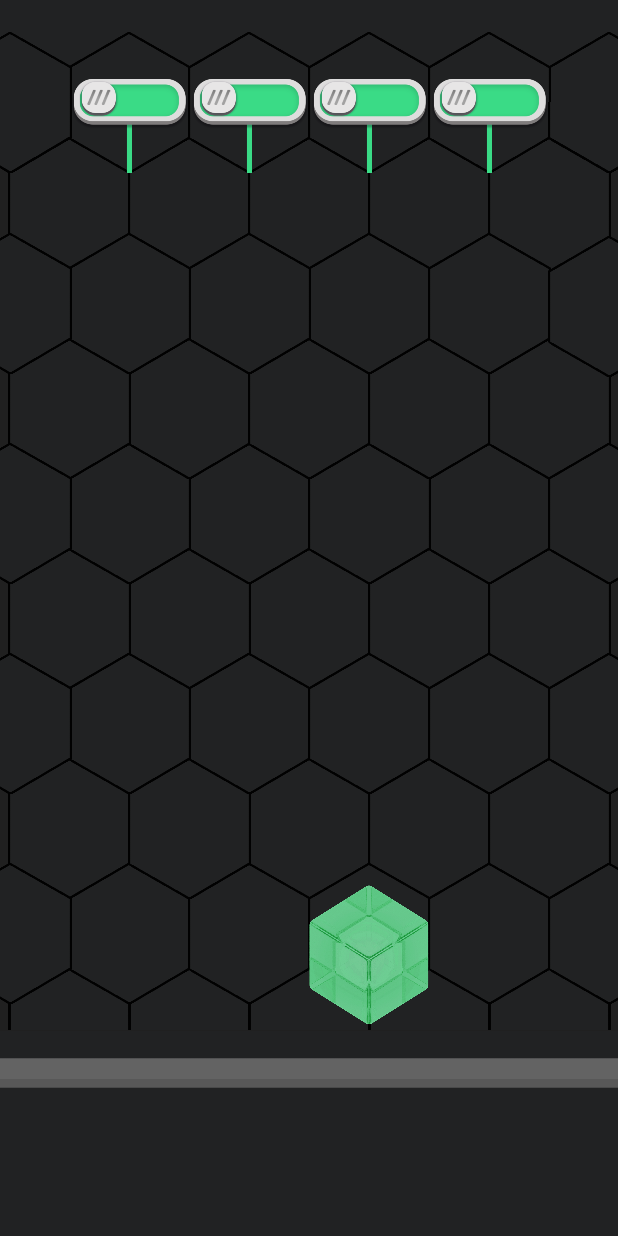
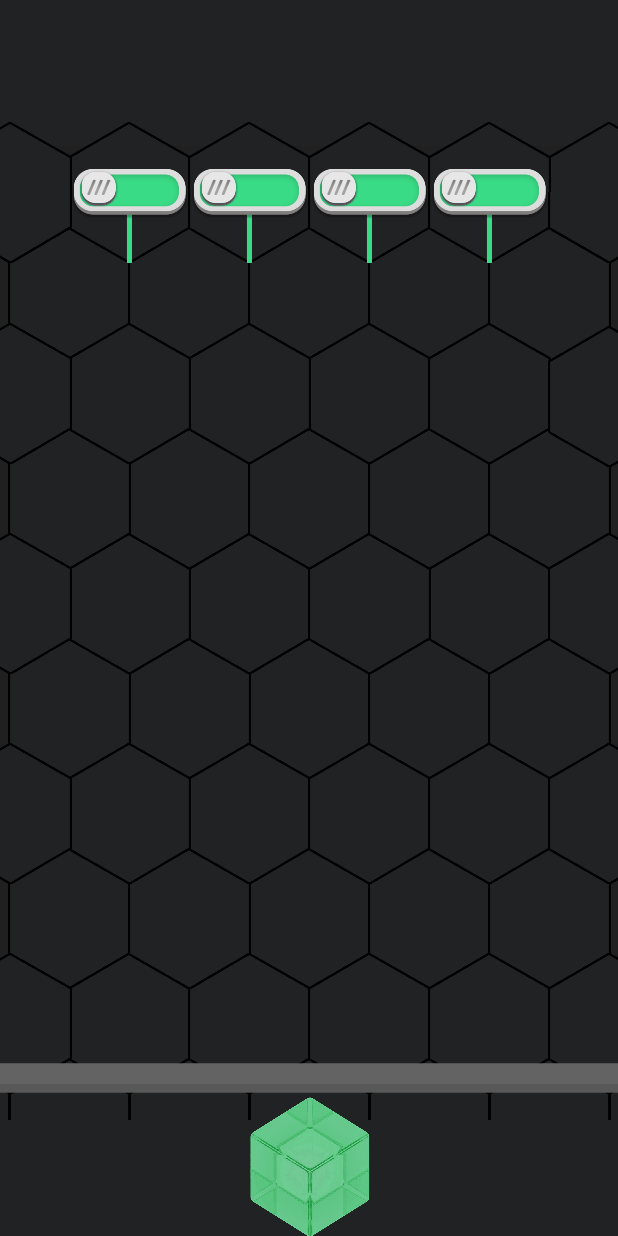
Before and after one commit to knloomis/PocketLogic_CSUCI_Spring2018, an Android app: the gameplay screen opened directly, with no data from a screen before it, on a phone screen of 412 x 824 dp. Run offline under Robolectric (Android 15) with nearby library versions, the phone set to English and light mode, and no system bars; 4 statements that could not run were skipped.

Commit message:
Modifying old gameplay.xml layout
In progress work on gameplay layout. Current change shifts the grid down one row, in preparation for adding the action bar

```diff
--- a/app/src/main/java/com/pocketlogic/pocketlogic/gameplay.java
+++ b/app/src/main/java/com/pocketlogic/pocketlogic/gameplay.java
@@ -7,14 +7,11 @@ import android.graphics.Color;
 import android.graphics.Paint;
 import android.graphics.PorterDuff;
 import android.graphics.drawable.BitmapDrawable;
-import android.media.Image;
 import android.support.design.widget.NavigationView;
 import android.support.v4.widget.DrawerLayout;
 import android.support.v7.app.AppCompatActivity;
 import android.os.Bundle;
 import android.content.Context;
-import android.text.Layout;
-import android.util.DisplayMetrics;
 import android.view.Display;
 import android.view.View;
 import android.widget.ImageView;
@@ -22,7 +19,6 @@ import android.content.Intent;
 import android.support.v4.view.GravityCompat;
 import android.view.MenuItem;
 import android.widget.LinearLayout;
-import android.widget.Toast;
 
 import java.util.ArrayList;
 
@@ -435,7 +431,7 @@ public class gameplay extends AppCompatActivity {
             case 13:
                 return R.id.C13;
             case 14:
-                return R.id.C14;
+                return R.id.tile_12;
             case 15:
                 return R.id.C15;
             case 16:
@@ -453,13 +449,13 @@ public class gameplay extends AppCompatActivity {
             case 22:
                 return R.id.C22;
             case 23:
-                return R.id.C23;
+                return R.id.C15;
             case 24:
-                return R.id.C24;
+                return R.id.tile_23;
             case 25:
-                return R.id.C25;
+                return R.id.tile_33;
             case 26:
-                return R.id.C26;
+                return R.id.tile_43;
             case 27:
                 return R.id.C27;
             case 28:
@@ -471,13 +467,13 @@ public class gameplay extends AppCompatActivity {
             case 31:
                 return R.id.C31;
             case 32:
-                return R.id.C32;
+                return R.id.tile_14;
             case 33:
-                return R.id.C33;
+                return R.id.tile_24;
             case 34:
-                return R.id.C34;
+                return R.id.tile_34;
             case 35:
-                return R.id.C35;
+                return R.id.tile_44;
             default:
                 return 0;
         }
--- a/app/src/main/res/layout/activity_gameplay.xml
+++ b/app/src/main/res/layout/activity_gameplay.xml
@@ -56,7 +56,7 @@
             android:scaleType="fitXY"
             app:layout_constraintEnd_toEndOf="parent"
             app:layout_constraintStart_toStartOf="parent"
-            app:layout_constraintTop_toTopOf="@+id/C24"
+            app:layout_constraintTop_toTopOf="@+id/tile_23"
             app:srcCompat="@drawable/hexagon" />
 
         <ImageView
@@ -214,11 +214,13 @@
             android:cropToPadding="false"
             android:scaleType="fitXY"
             app:layout_constraintEnd_toEndOf="@+id/C28"
-            app:layout_constraintTop_toTopOf="@+id/C24"
+            app:layout_constraintTop_toTopOf="@+id/tile_23"
             app:srcCompat="@drawable/hexagon" />
 
         <ImageView
-            android:id="@+id/C32"
+            android:id="@+id/tile_14"
+            android:onClick="tileClick"
+            android:tag="tile_14"
             android:layout_width="82dp"
             android:layout_height="94dp"
             android:layout_marginStart="40dp" android:layout_marginLeft="40dp"
@@ -230,7 +232,7 @@
             app:srcCompat="@drawable/hexagon" />
 
         <ImageView
-            android:id="@+id/C33"
+            android:id="@+id/tile_24"
             android:layout_width="82dp"
             android:layout_height="94dp"
             android:layout_marginStart="80dp" android:layout_marginLeft="80dp"
@@ -238,7 +240,7 @@
             android:cropToPadding="false"
 
             android:scaleType="fitXY"
-            app:layout_constraintStart_toStartOf="@+id/C32"
+            app:layout_constraintStart_toStartOf="@+id/tile_14"
             app:layout_constraintTop_toTopOf="@+id/C27"
             app:srcCompat="@drawable/hexagon" />
 
@@ -252,7 +254,7 @@
             android:cropToPadding="false"
             android:scaleType="fitXY"
             app:layout_constraintEnd_toEndOf="@+id/C29"
-            app:layout_constraintTop_toTopOf="@+id/C24"
+            app:layout_constraintTop_toTopOf="@+id/tile_23"
             app:srcCompat="@drawable/hexagon" />
 
 
@@ -266,7 +268,7 @@
             android:cropToPadding="false"
             android:scaleType="fitXY"
             app:layout_constraintStart_toStartOf="@+id/C29"
-            app:layout_constraintTop_toTopOf="@+id/C24"
+            app:layout_constraintTop_toTopOf="@+id/tile_23"
             app:srcCompat="@drawable/hexagon" />
 
         <ImageView
@@ -279,18 +281,17 @@
             android:cropToPadding="false"
             android:scaleType="fitXY"
             app:layout_constraintStart_toStartOf="@+id/C30"
-            app:layout_constraintTop_toTopOf="@+id/C24"
+            app:layout_constraintTop_toTopOf="@+id/tile_23"
             app:srcCompat="@drawable/hexagon" />
 
         <ImageView
             android:id="@+id/C20"
             android:layout_width="82dp"
             android:layout_height="94dp"
-            android:layout_marginBottom="8dp"
 
             android:layout_marginEnd="8dp"
             android:layout_marginStart="8dp"
-            android:layout_marginTop="8dp"
+            android:layout_marginTop="120dp"
             android:cropToPadding="false"
             android:scaleType="fitXY"
             app:layout_constraintBottom_toBottomOf="parent"
@@ -303,10 +304,10 @@
             android:id="@+id/C21"
             android:layout_width="82dp"
             android:layout_height="94dp"
-            android:layout_marginBottom="8dp"
 
-            android:layout_marginStart="80dp" android:layout_marginLeft="80dp"
-            android:layout_marginTop="8dp"
+            android:layout_marginLeft="80dp"
+            android:layout_marginStart="80dp"
+            android:layout_marginTop="120dp"
             android:cropToPadding="false"
             android:scaleType="fitXY"
             app:layout_constraintBottom_toBottomOf="parent"
@@ -318,10 +319,10 @@
             android:id="@+id/C19"
             android:layout_width="82dp"
             android:layout_height="94dp"
-            android:layout_marginBottom="8dp"
 
-            android:layout_marginEnd="80dp" android:layout_marginRight="80dp"
-            android:layout_marginTop="8dp"
+            android:layout_marginEnd="80dp"
+            android:layout_marginRight="80dp"
+            android:layout_marginTop="120dp"
             android:cropToPadding="false"
             android:scaleType="fitXY"
             app:layout_constraintBottom_toBottomOf="parent"
@@ -333,7 +334,9 @@
             android:id="@+id/C18"
             android:layout_width="82dp"
             android:layout_height="94dp"
-            android:layout_marginEnd="80dp" android:layout_marginRight="80dp"
+            android:layout_marginEnd="80dp"
+            android:layout_marginRight="80dp"
+            android:layout_marginTop="120dp"
             android:cropToPadding="false"
             android:scaleType="fitXY"
             app:layout_constraintBottom_toBottomOf="parent"
@@ -345,16 +348,20 @@
             android:id="@+id/C22"
             android:layout_width="82dp"
             android:layout_height="94dp"
-            android:layout_marginStart="80dp" android:layout_marginLeft="80dp"
-            app:layout_constraintBottom_toBottomOf="parent"
-            app:layout_constraintTop_toTopOf="parent"
+            android:layout_marginLeft="80dp"
+            android:layout_marginStart="80dp"
+            android:layout_marginTop="120dp"
             android:cropToPadding="false"
             android:scaleType="fitXY"
+            app:layout_constraintBottom_toBottomOf="parent"
             app:layout_constraintStart_toStartOf="@+id/C21"
+            app:layout_constraintTop_toTopOf="parent"
             app:srcCompat="@drawable/hexagon" />
 
         <ImageView
             android:id="@+id/C15"
+            android:onClick="tileClick"
+            android:tag="tile_22"
             android:layout_width="82dp"
             android:layout_height="94dp"
             android:layout_marginBottom="70dp"
@@ -370,15 +377,20 @@
             android:layout_width="82dp"
             android:layout_height="94dp"
             android:layout_marginBottom="70dp"
-            android:layout_marginEnd="80dp" android:layout_marginRight="80dp"
+            android:layout_marginEnd="80dp"
+            android:layout_marginRight="80dp"
             android:cropToPadding="false"
+            android:onClick="tileClick"
             android:scaleType="fitXY"
+            android:tag="tile_12"
             app:layout_constraintBottom_toBottomOf="@+id/C20"
             app:layout_constraintEnd_toEndOf="@+id/C15"
             app:srcCompat="@drawable/hexagon" />
 
         <ImageView
             android:id="@+id/C17"
+            android:onClick="tileClick"
+            android:tag="tile_42"
             android:layout_width="82dp"
             android:layout_height="94dp"
             android:layout_marginBottom="70dp"
@@ -391,6 +403,8 @@
 
         <ImageView
             android:id="@+id/C16"
+            android:onClick="tileClick"
+            android:tag="tile_32"
             android:layout_width="82dp"
             android:layout_height="94dp"
             android:layout_marginBottom="70dp"
@@ -402,7 +416,9 @@
             app:srcCompat="@drawable/hexagon" />
 
         <ImageView
-            android:id="@+id/C24"
+            android:id="@+id/tile_23"
+            android:onClick="tileClick"
+            android:tag="tile_23"
             android:layout_width="82dp"
             android:layout_height="94dp"
             android:layout_marginEnd="40dp" android:layout_marginRight="40dp"
@@ -414,62 +430,69 @@
             app:srcCompat="@drawable/hexagon" />
 
         <ImageView
-            android:id="@+id/C23"
+            android:id="@+id/tile_13"
+            android:onClick="tileClick"
+            android:tag="tile_13"
             android:layout_width="82dp"
             android:layout_height="94dp"
-            android:layout_marginEnd="80dp" android:layout_marginRight="80dp"
+            android:layout_marginEnd="80dp"
+            android:layout_marginRight="80dp"
             android:layout_marginTop="70dp"
             android:cropToPadding="false"
             android:scaleType="fitXY"
-            app:layout_constraintEnd_toEndOf="@+id/C24"
+            app:layout_constraintEnd_toEndOf="@+id/tile_23"
             app:layout_constraintTop_toTopOf="@+id/C20"
             app:srcCompat="@drawable/hexagon" />
 
         <ImageView
-            android:id="@+id/C25"
+            android:id="@+id/tile_33"
+            android:onClick="tileClick"
+            android:tag="tile_33"
             android:layout_width="82dp"
             android:layout_height="94dp"
             android:layout_marginStart="80dp" android:layout_marginLeft="80dp"
             android:layout_marginTop="70dp"
             android:cropToPadding="false"
             android:scaleType="fitXY"
-            app:layout_constraintStart_toStartOf="@+id/C24"
+            app:layout_constraintStart_toStartOf="@+id/tile_23"
             app:layout_constraintTop_toTopOf="@+id/C20"
             app:srcCompat="@drawable/hexagon" />
 
         <ImageView
-            android:id="@+id/C26"
+            android:id="@+id/tile_43"
+            android:onClick="tileClick"
+            android:tag="tile_43"
             android:layout_width="82dp"
             android:layout_height="94dp"
             android:layout_marginStart="80dp" android:layout_marginLeft="80dp"
             android:layout_marginTop="70dp"
             android:cropToPadding="false"
             android:scaleType="fitXY"
-            app:layout_constraintStart_toStartOf="@+id/C25"
+            app:layout_constraintStart_toStartOf="@+id/tile_33"
             app:layout_constraintTop_toTopOf="@+id/C20"
             app:srcCompat="@drawable/hexagon" />
 
         <ImageView
-            android:id="@+id/C34"
+            android:id="@+id/tile_34"
             android:layout_width="82dp"
             android:layout_height="94dp"
             android:layout_marginStart="80dp" android:layout_marginLeft="80dp"
             android:layout_marginTop="70dp"
             android:cropToPadding="false"
             android:scaleType="fitXY"
-            app:layout_constraintStart_toStartOf="@+id/C33"
+            app:layout_constraintStart_toStartOf="@+id/tile_24"
             app:layout_constraintTop_toTopOf="@+id/C28"
             app:srcCompat="@drawable/hexagon" />
 
         <ImageView
-            android:id="@+id/C35"
+            android:id="@+id/tile_44"
             android:layout_width="82dp"
             android:layout_height="94dp"
             android:layout_marginStart="80dp" android:layout_marginLeft="80dp"
             android:layout_marginTop="70dp"
             android:cropToPadding="false"
             android:scaleType="fitXY"
-            app:layout_constraintStart_toStartOf="@+id/C34"
+            app:layout_constraintStart_toStartOf="@+id/tile_34"
             app:layout_constraintTop_toTopOf="@+id/C28"
             app:srcCompat="@drawable/hexagon" />
 
@@ -536,6 +559,8 @@
 
         <ImageView
             android:id="@+id/C7"
+            android:onClick="tileClick"
+            android:tag="tile_31"
             android:layout_width="82dp"
             android:layout_height="94dp"
             android:layout_marginBottom="70dp"
@@ -548,6 +573,8 @@
 
         <ImageView
             android:id="@+id/C8"
+            android:onClick="tileClick"
+            android:tag="tile_41"
             android:layout_width="82dp"
             android:layout_height="94dp"
             android:layout_marginBottom="70dp"
@@ -560,6 +587,8 @@
 
         <ImageView
             android:id="@+id/C6"
+            android:onClick="tileClick"
+            android:tag="tile_21"
             android:layout_width="82dp"
             android:layout_height="94dp"
             android:layout_marginBottom="70dp"
@@ -572,6 +601,8 @@
 
         <ImageView
             android:id="@+id/C5"
+            android:onClick="tileClick"
+            android:tag="tile_11"
             android:layout_width="82dp"
             android:layout_height="94dp"
             android:layout_marginBottom="70dp"
@@ -654,8 +685,8 @@
             android:layout_marginStart="80dp" android:layout_marginLeft="80dp"
             android:cropToPadding="false"
             android:scaleType="fitXY"
-            app:layout_constraintTop_toTopOf="@+id/C24"
-            app:layout_constraintStart_toStartOf="@+id/C26"
+            app:layout_constraintTop_toTopOf="@+id/tile_23"
+            app:layout_constraintStart_toStartOf="@+id/tile_43"
             app:srcCompat="@drawable/hexagon" />
 
         <ImageView
@@ -665,8 +696,8 @@
             android:layout_marginStart="80dp" android:layout_marginLeft="80dp"
             android:cropToPadding="false"
             android:scaleType="fitXY"
-            app:layout_constraintStart_toStartOf="@+id/C35"
-            app:layout_constraintTop_toTopOf="@+id/C35"
+            app:layout_constraintStart_toStartOf="@+id/tile_44"
+            app:layout_constraintTop_toTopOf="@+id/tile_44"
             app:srcCompat="@drawable/hexagon" />
 
         <ImageView
@@ -701,8 +732,8 @@
             android:layout_marginEnd="80dp" android:layout_marginRight="80dp"
             android:cropToPadding="false"
             android:scaleType="fitXY"
-            app:layout_constraintTop_toTopOf="@+id/C32"
-            app:layout_constraintEnd_toEndOf="@+id/C32"
+            app:layout_constraintTop_toTopOf="@+id/tile_14"
+            app:layout_constraintEnd_toEndOf="@+id/tile_14"
             app:srcCompat="@drawable/hexagon" />
 
         <ImageView
@@ -848,12 +879,10 @@
             android:layout_height="112dp"
             android:contentDescription="lightbulb"
             android:scaleType="fitXY"
-            app:layout_constraintBottom_toBottomOf="@+id/bottomSeparator"
-            app:layout_constraintEnd_toStartOf="@+id/D13"
-            app:layout_constraintHorizontal_bias="0.506"
-            app:layout_constraintStart_toStartOf="@+id/C33"
-            app:layout_constraintTop_toTopOf="@+id/C30"
-            app:layout_constraintVertical_bias="0.457"
+            android:layout_marginTop="70dp"
+            app:layout_constraintEnd_toEndOf="@+id/C29"
+            app:layout_constraintStart_toStartOf="@+id/C29"
+            app:layout_constraintTop_toTopOf="@+id/bottomSeparator"
             app:srcCompat="@drawable/lightbulb_0_unlit" />
 
         <!--
@@ -870,18 +899,17 @@
                 app:layout_constraintTop_toTopOf="parent"
                 app:srcCompat="@drawable/border" />
         -->
-
+<!--
         <LinearLayout
             android:id="@+id/lines_layout"
             android:layout_width="match_parent"
             android:layout_height="match_parent"
             android:orientation="vertical"
             app:layout_constraintBottom_toBottomOf="parent"
-            app:layout_constraintTop_toTopOf="parent"
             app:layout_constraintLeft_toLeftOf="parent"
             app:layout_constraintRight_toRightOf="parent"
-            />
+            app:layout_constraintTop_toTopOf="parent" />
+-->
 
-
-</android.support.constraint.ConstraintLayout>
+    </android.support.constraint.ConstraintLayout>
 </android.support.v4.widget.DrawerLayout>
```
